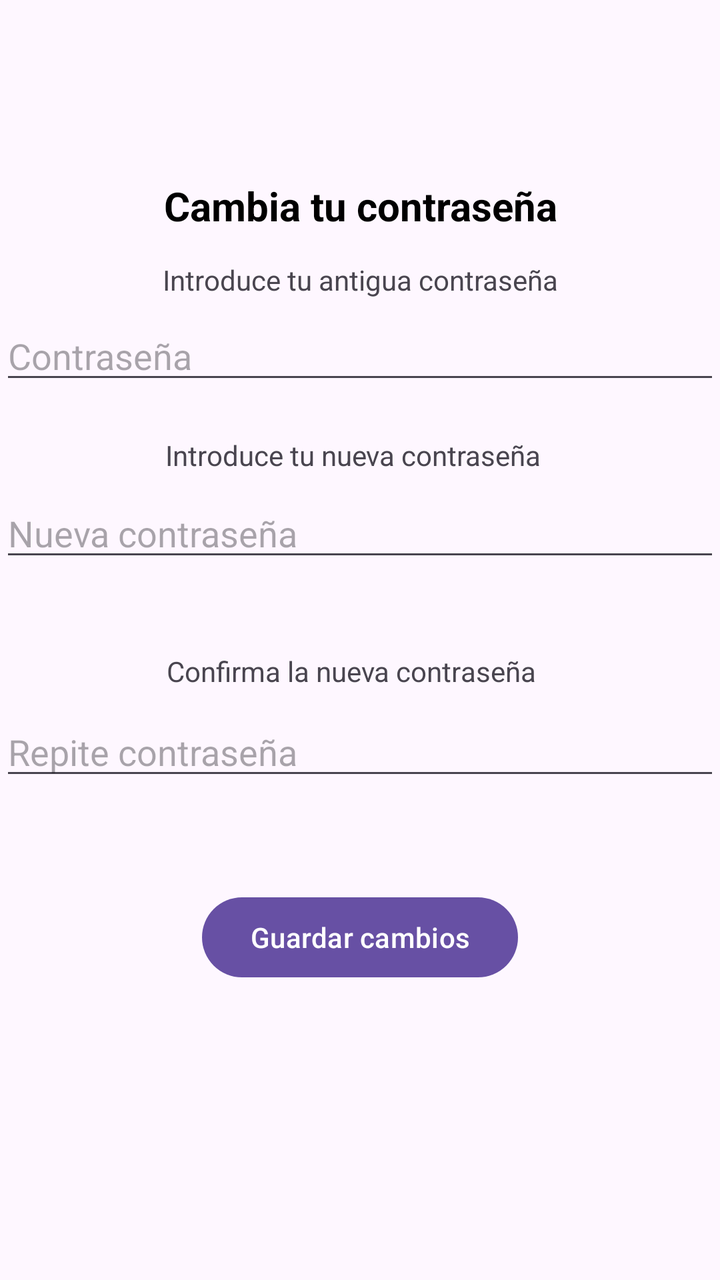
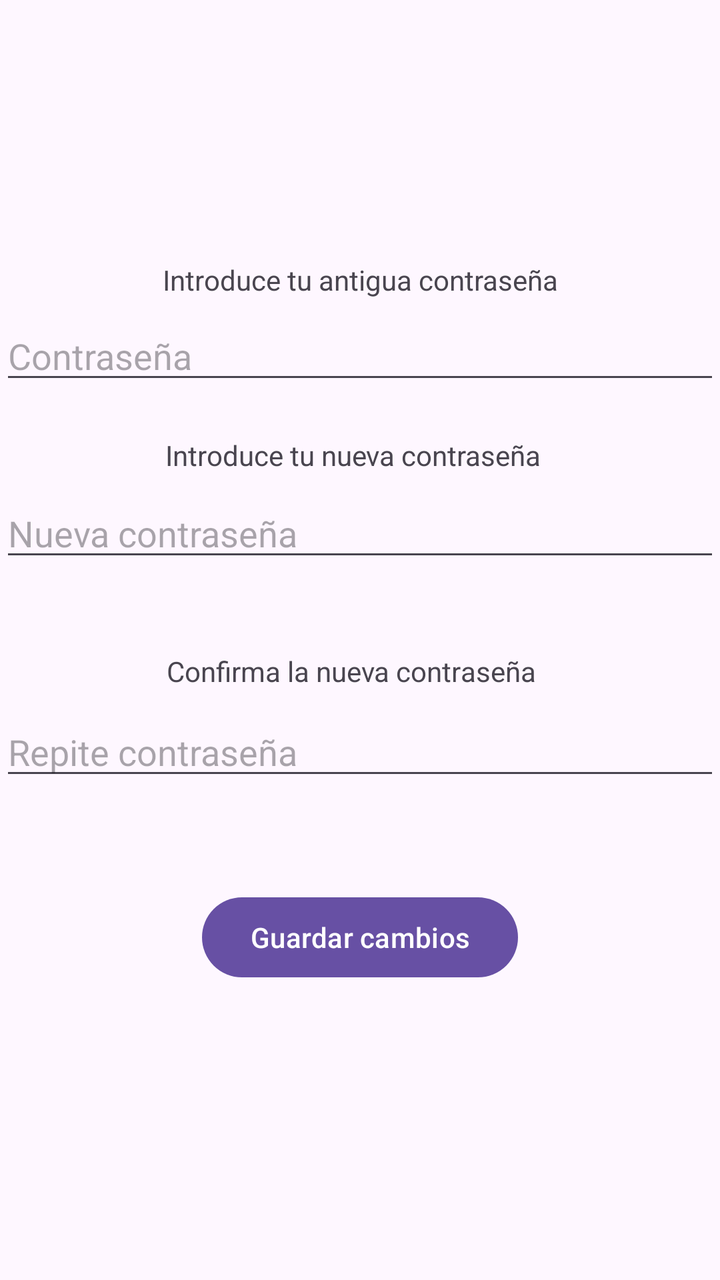

Screens rendered from an Android XML layout before and after an edit, with the pre-edit source and the edit as a unified diff.
<!-- AndroidManifest.xml: application theme Theme.PracticaPig -->
<!-- res/layout/activity_ccontrasenia.xml -->
<?xml version="1.0" encoding="utf-8"?>
<androidx.constraintlayout.widget.ConstraintLayout xmlns:android="http://schemas.android.com/apk/res/android"
    xmlns:app="http://schemas.android.com/apk/res-auto"
    xmlns:tools="http://schemas.android.com/tools"
    android:layout_width="match_parent"
    android:layout_height="match_parent">

    <TextView
        android:id="@+id/textView7"
        android:layout_width="wrap_content"
        android:layout_height="wrap_content"
        android:text="*[Error] La contraseña no es correcta"
        android:textColor="#FF0000"
        android:textSize="12sp"
        android:textStyle="bold"
        android:visibility="gone"
        app:layout_constraintBottom_toBottomOf="parent"
        app:layout_constraintEnd_toEndOf="parent"
        app:layout_constraintHorizontal_bias="0.478"
        app:layout_constraintStart_toStartOf="parent"
        app:layout_constraintTop_toTopOf="parent"
        app:layout_constraintVertical_bias="0.313" />

    <EditText
        android:id="@+id/nuevaContrasenia"
        android:layout_width="0dp"
        android:layout_height="wrap_content"
        android:hint="Nueva contraseña"
        android:inputType="textPassword"
        app:layout_constraintBottom_toBottomOf="parent"
        app:layout_constraintEnd_toEndOf="parent"
        app:layout_constraintHorizontal_bias="0.0"
        app:layout_constraintStart_toStartOf="parent"
        app:layout_constraintTop_toTopOf="parent"
        app:layout_constraintVertical_bias="0.408" />

    <EditText
        android:id="@+id/repiteContrasenia"
        android:layout_width="0dp"
        android:layout_height="wrap_content"
        android:inputType="textPassword"
        android:hint="Repite contraseña"
        app:layout_constraintBottom_toBottomOf="parent"
        app:layout_constraintEnd_toEndOf="parent"
        app:layout_constraintHorizontal_bias="0.477"
        app:layout_constraintStart_toStartOf="parent"
        app:layout_constraintTop_toTopOf="parent"
        app:layout_constraintVertical_bias="0.591" />

    <TextView
        android:id="@+id/texto4"
        android:layout_width="wrap_content"
        android:layout_height="wrap_content"
        android:text="Confirma la nueva contraseña"
        app:layout_constraintBottom_toBottomOf="parent"
        app:layout_constraintEnd_toEndOf="parent"
        app:layout_constraintHorizontal_bias="0.475"
        app:layout_constraintStart_toStartOf="parent"
        app:layout_constraintTop_toTopOf="parent"
        app:layout_constraintVertical_bias="0.525" />

    <TextView
        android:id="@+id/texto3"
        android:layout_width="wrap_content"
        android:layout_height="wrap_content"
        android:text="Introduce tu nueva contraseña"
        app:layout_constraintBottom_toBottomOf="parent"
        app:layout_constraintEnd_toEndOf="parent"
        app:layout_constraintHorizontal_bias="0.481"
        app:layout_constraintStart_toStartOf="parent"
        app:layout_constraintTop_toTopOf="parent"
        app:layout_constraintVertical_bias="0.351" />

    <TextView
        android:id="@+id/texto2"
        android:layout_width="wrap_content"
        android:layout_height="wrap_content"
        android:text="Introduce tu antigua contraseña"
        app:layout_constraintBottom_toBottomOf="parent"
        app:layout_constraintEnd_toEndOf="parent"
        app:layout_constraintHorizontal_bias="0.502"
        app:layout_constraintStart_toStartOf="parent"
        app:layout_constraintTop_toTopOf="parent"
        app:layout_constraintVertical_bias="0.21" />

    <TextView
        android:id="@+id/texto"
        android:layout_width="wrap_content"
        android:layout_height="wrap_content"
        android:text="Cambia tu contraseña"
        android:textColor="#000000"
        android:textSize="20sp"
        android:textStyle="bold"
        app:layout_constraintBottom_toBottomOf="parent"
        app:layout_constraintEnd_toEndOf="parent"
        app:layout_constraintHorizontal_bias="0.504"
        app:layout_constraintStart_toStartOf="parent"
        app:layout_constraintTop_toTopOf="parent"
        app:layout_constraintVertical_bias="0.146" />

    <Button
        android:id="@+id/guardarCambios"
        android:layout_width="wrap_content"
        android:layout_height="wrap_content"
        android:text="Guardar cambios"
        app:layout_constraintBottom_toBottomOf="parent"
        app:layout_constraintEnd_toEndOf="parent"
        app:layout_constraintStart_toStartOf="parent"
        app:layout_constraintTop_toTopOf="parent"
        app:layout_constraintVertical_bias="0.751" />

    <EditText
        android:id="@+id/viejaContrasenia"
        android:layout_width="0dp"
        android:layout_height="wrap_content"
        android:inputType="textPassword"
        android:hint="Contraseña"
        app:layout_constraintBottom_toBottomOf="parent"
        app:layout_constraintEnd_toEndOf="parent"
        app:layout_constraintHorizontal_bias="0.0"
        app:layout_constraintStart_toStartOf="parent"
        app:layout_constraintTop_toTopOf="parent"
        app:layout_constraintVertical_bias="0.26" />


    <TextView
        android:id="@+id/textView5"
        android:layout_width="382dp"
        android:layout_height="37dp"
        android:text="*La contraseña debe tener  entre 4 y 10 caracteres y tener al menos un número"
        android:textColor="#FF0000"
        android:textSize="12sp"
        android:textStyle="bold"
        android:visibility="gone"
        app:layout_constraintBottom_toBottomOf="parent"
        app:layout_constraintEnd_toEndOf="parent"
        app:layout_constraintHorizontal_bias="0.551"
        app:layout_constraintStart_toStartOf="parent"
        app:layout_constraintTop_toTopOf="parent"
        app:layout_constraintVertical_bias="0.468" />

    <TextView
        android:id="@+id/textView6"
        android:layout_width="wrap_content"
        android:layout_height="wrap_content"
        android:text="*[Error] Las contraseñas no coinciden"
        android:textColor="#FF0000"
        android:textSize="12sp"
        android:textStyle="bold"
        android:visibility="gone"
        app:layout_constraintBottom_toBottomOf="parent"
        app:layout_constraintEnd_toEndOf="parent"
        app:layout_constraintHorizontal_bias="0.401"
        app:layout_constraintStart_toStartOf="parent"
        app:layout_constraintTop_toTopOf="parent"
        app:layout_constraintVertical_bias="0.647" />

    <TextView
        android:id="@+id/textErrorVacio"
        android:layout_width="382dp"
        android:layout_height="37dp"
        android:text="* Debes rellenar todos los campos"
        android:textColor="#FF0000"
        android:textSize="12sp"
        android:textStyle="bold"
        android:visibility="gone"
        app:layout_constraintBottom_toBottomOf="parent"
        app:layout_constraintEnd_toEndOf="parent"
        app:layout_constraintHorizontal_bias="0.551"
        app:layout_constraintStart_toStartOf="parent"
        app:layout_constraintTop_toTopOf="parent"
        app:layout_constraintVertical_bias="0.822" />
</androidx.constraintlayout.widget.ConstraintLayout>
<!-- resources referenced by this layout -->
<resources>
  <style name="Theme.PracticaPig" parent="Base.Theme.PracticaPig" />
  <style name="Base.Theme.PracticaPig" parent="Theme.Material3.DayNight.NoActionBar">
          
          
      </style>
</resources>

<!-- the commit's change to res/layout/activity_ccontrasenia.xml (unified diff, before → after) -->
@@ -87,7 +87,6 @@
         android:id="@+id/texto"
         android:layout_width="wrap_content"
         android:layout_height="wrap_content"
-        android:text="Cambia tu contraseña"
         android:textColor="#000000"
         android:textSize="20sp"
         android:textStyle="bold"
@@ -170,4 +169,20 @@
         app:layout_constraintStart_toStartOf="parent"
         app:layout_constraintTop_toTopOf="parent"
         app:layout_constraintVertical_bias="0.822" />
+
+    <TextView
+        android:id="@+id/textView3"
+        android:layout_width="wrap_content"
+        android:layout_height="wrap_content"
+        android:textColor="#FF0000"
+        android:textSize="12sp"
+        android:textStyle="bold"
+        android:visibility="gone"
+        android:text="*[Error] La nueva contraseña no puede ser igual a la anterior"
+        app:layout_constraintBottom_toBottomOf="parent"
+        app:layout_constraintEnd_toEndOf="parent"
+        app:layout_constraintHorizontal_bias="0.2"
+        app:layout_constraintStart_toStartOf="parent"
+        app:layout_constraintTop_toTopOf="parent"
+        app:layout_constraintVertical_bias="0.471" />
 </androidx.constraintlayout.widget.ConstraintLayout>
